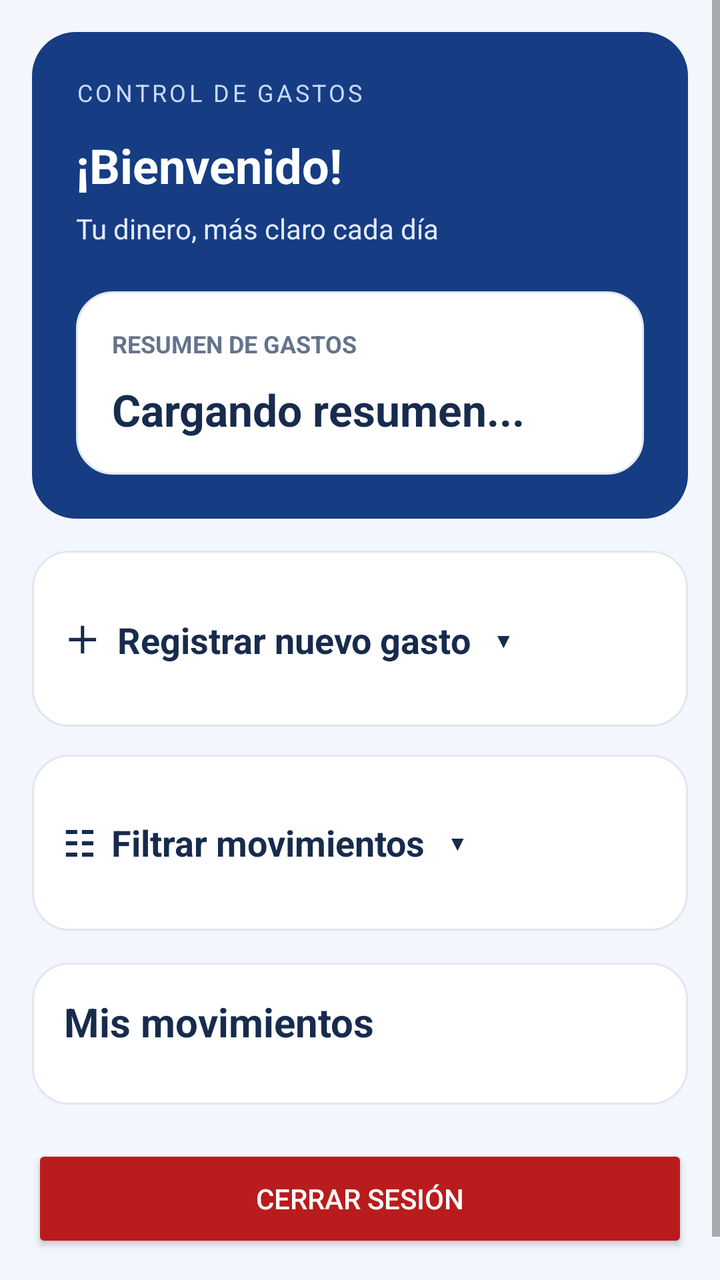
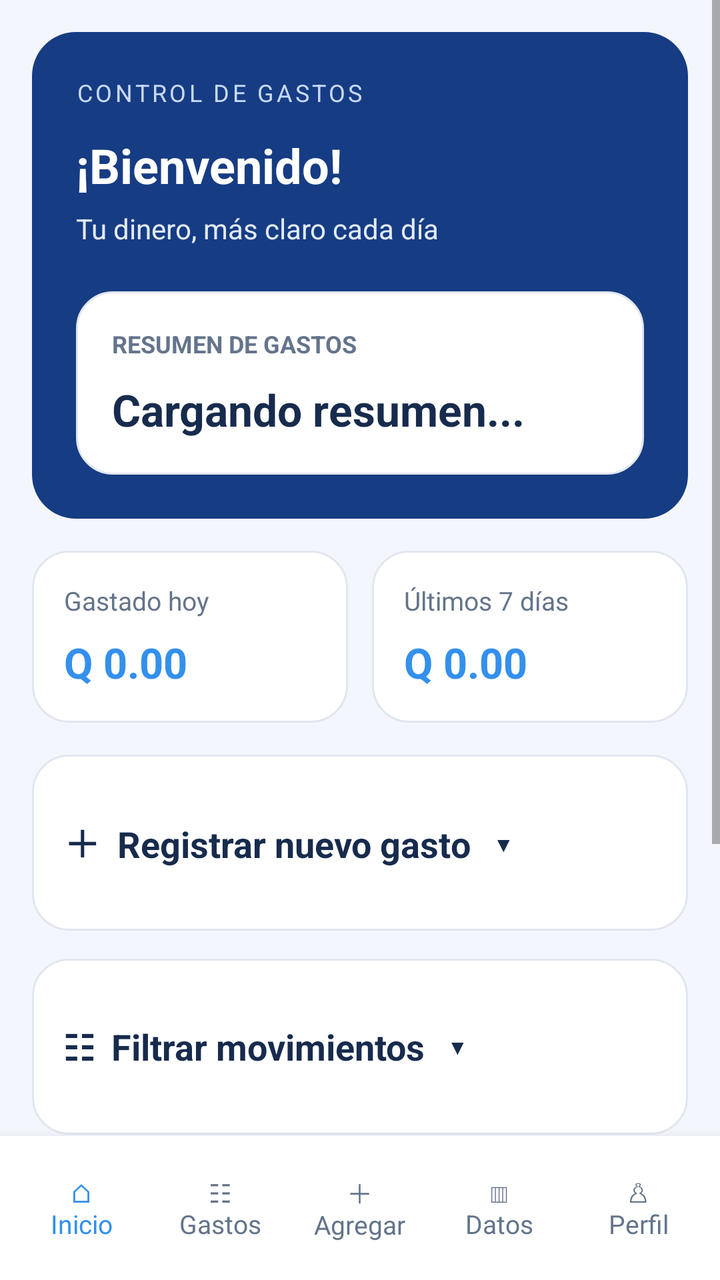

Compare the two renders of this Android layout. The source of the first and the diff that turns it into the second are given below.
<!-- AndroidManifest.xml: activity theme Theme.ControlGastos -->
<!-- res/layout/activity_main.xml -->
<?xml version="1.0" encoding="utf-8"?>
<ScrollView xmlns:android="http://schemas.android.com/apk/res/android"
    android:id="@+id/main"
    android:layout_width="match_parent"
    android:layout_height="match_parent"
    android:background="@color/finance_background"
    android:fillViewport="true">

    <LinearLayout
        android:layout_width="match_parent"
        android:layout_height="wrap_content"
        android:orientation="vertical"
        android:padding="16dp">

        <LinearLayout
            android:layout_width="match_parent"
            android:layout_height="wrap_content"
            android:background="@drawable/bg_panel_azul"
            android:orientation="vertical"
            android:padding="22dp">

            <TextView
                android:layout_width="match_parent"
                android:layout_height="wrap_content"
                android:letterSpacing="0.12"
                android:text="CONTROL DE GASTOS"
                android:textColor="#C7D9FF"
                android:textSize="12sp" />

            <TextView
                android:id="@+id/tvSaludoUsuario"
                android:layout_width="match_parent"
                android:layout_height="wrap_content"
                android:layout_marginTop="12dp"
                android:text="¡Bienvenido!"
                android:textColor="#FFFFFF"
                android:textSize="24sp"
                android:textStyle="bold" />

            <TextView
                android:layout_width="match_parent"
                android:layout_height="wrap_content"
                android:layout_marginTop="6dp"
                android:text="Tu dinero, más claro cada día"
                android:textColor="#E2EAFF"
                android:textSize="14sp" />

            <LinearLayout
                android:layout_width="match_parent"
                android:layout_height="wrap_content"
                android:layout_marginTop="22dp"
                android:background="@drawable/bg_tarjeta_gasto"
                android:orientation="vertical"
                android:padding="18dp">

                <TextView
                    android:layout_width="match_parent"
                    android:layout_height="wrap_content"
                    android:text="RESUMEN DE GASTOS"
                    android:textColor="@color/finance_secondary_text"
                    android:textSize="12sp"
                    android:textStyle="bold" />

                <TextView
                    android:id="@+id/tvResumen"
                    android:textColor="@color/finance_text"
                    android:layout_width="match_parent"
                    android:layout_height="wrap_content"
                    android:layout_marginTop="10dp"
                    android:text="Cargando resumen..."
                    android:textSize="22sp"
                    android:textStyle="bold" />
            </LinearLayout>
        </LinearLayout>

        
        <LinearLayout
            android:layout_width="match_parent"
            android:layout_height="wrap_content"
            android:layout_marginTop="16dp"
            android:background="@drawable/bg_tarjeta_gasto"
            android:orientation="vertical"
            android:padding="16dp">

            <TextView
                android:id="@+id/tvToggleRegistro"
                android:layout_width="match_parent"
                android:layout_height="56dp"
                android:gravity="center_vertical"
                android:clickable="true"
                android:focusable="true"
                android:contentDescription="Abrir o cerrar el formulario para registrar un gasto"
                android:text="＋  Registrar nuevo gasto   ▾"
                android:textColor="@color/finance_text"
                android:textSize="18sp"
                android:textStyle="bold" />

            <LinearLayout
                android:id="@+id/contenidoRegistro"
                android:layout_width="match_parent"
                android:layout_height="wrap_content"
                android:orientation="vertical"
                android:visibility="gone">

                <TextView
                    android:layout_width="match_parent"
                    android:layout_height="wrap_content"
                    android:layout_marginTop="10dp"
                    android:text="Descripción"
                    android:textColor="@color/finance_text"
                    android:textStyle="bold" />

                <EditText
                    android:id="@+id/etDescripcion"
                    android:textColor="@color/finance_text"
                    android:textColorHint="@color/finance_secondary_text"
                    android:layout_width="match_parent"
                    android:layout_height="52dp"
                    android:layout_marginTop="8dp"
                    android:background="@drawable/bg_campo_login"
                    android:hint="Ej. Almuerzo, transporte..."
                    android:inputType="textCapSentences"
                    android:paddingHorizontal="14dp"
                    android:singleLine="true" />

                <TextView
                    android:layout_width="match_parent"
                    android:layout_height="wrap_content"
                    android:layout_marginTop="16dp"
                    android:text="Monto (Q)"
                    android:textColor="#334155"
                    android:textStyle="bold" />

                <EditText
                    android:id="@+id/etMonto"
                    android:textColor="@color/finance_text"
                    android:textColorHint="@color/finance_secondary_text"
                    android:layout_width="match_parent"
                    android:layout_height="52dp"
                    android:layout_marginTop="8dp"
                    android:background="@drawable/bg_campo_login"
                    android:hint="0.00"
                    android:inputType="numberDecimal"
                    android:paddingHorizontal="14dp" />

                <TextView
                    android:layout_width="match_parent"
                    android:layout_height="wrap_content"
                    android:layout_marginTop="16dp"
                    android:text="Categoría"
                    android:textColor="#334155"
                    android:textStyle="bold" />

                <Spinner
                    android:id="@+id/spCategoria"
                    android:layout_width="match_parent"
                    android:layout_height="52dp"
                    android:layout_marginTop="8dp"
                    android:background="@drawable/bg_campo_login"
                    android:paddingHorizontal="12dp" />

                <Button
                    android:id="@+id/btnGuardar"
                    android:layout_width="match_parent"
                    android:layout_height="54dp"
                    android:layout_marginTop="22dp"
                    android:backgroundTint="#2563EB"
                    android:text="GUARDAR GASTO"
                    android:textColor="#FFFFFF" />
            </LinearLayout>
        </LinearLayout>

        
        <LinearLayout
            android:layout_width="match_parent"
            android:layout_height="wrap_content"
            android:layout_marginTop="14dp"
            android:background="@drawable/bg_tarjeta_gasto"
            android:orientation="vertical"
            android:padding="16dp">

            <TextView
                android:id="@+id/tvToggleFiltros"
                android:layout_width="match_parent"
                android:layout_height="56dp"
                android:gravity="center_vertical"
                android:clickable="true"
                android:focusable="true"
                android:contentDescription="Abrir o cerrar los filtros de movimientos"
                android:text="☷  Filtrar movimientos   ▾"
                android:textColor="@color/finance_text"
                android:textSize="18sp"
                android:textStyle="bold" />

            <LinearLayout
                android:id="@+id/contenidoFiltros"
                android:layout_width="match_parent"
                android:layout_height="wrap_content"
                android:orientation="vertical"
                android:visibility="gone">

                <TextView
                    android:layout_width="match_parent"
                    android:layout_height="wrap_content"
                    android:layout_marginTop="10dp"
                    android:text="Categoría"
                    android:textColor="#334155" />

                <Spinner
                    android:id="@+id/spFiltroCategoria"
                    android:layout_width="match_parent"
                    android:layout_height="52dp"
                    android:layout_marginTop="8dp"
                    android:background="@drawable/bg_campo_login"
                    android:contentDescription="Filtrar gastos por categoría"
                    android:paddingHorizontal="12dp" />

                <TextView
                    android:layout_width="match_parent"
                    android:layout_height="wrap_content"
                    android:layout_marginTop="16dp"
                    android:text="Fecha"
                    android:textColor="#334155" />

                <EditText
                    android:id="@+id/etFiltroFecha"
                    android:textColor="@color/finance_text"
                    android:textColorHint="@color/finance_secondary_text"
                    android:layout_width="match_parent"
                    android:layout_height="52dp"
                    android:layout_marginTop="8dp"
                    android:background="@drawable/bg_campo_login"
                    android:hint="AAAA-MM-DD"
                    android:inputType="date"
                    android:paddingHorizontal="14dp"
                    android:singleLine="true" />

                <LinearLayout
                    android:layout_width="match_parent"
                    android:layout_height="wrap_content"
                    android:layout_marginTop="16dp"
                    android:orientation="horizontal">

                    <Button
                        android:id="@+id/btnFiltrar"
                        android:layout_width="0dp"
                        android:layout_height="52dp"
                        android:layout_weight="1"
                        android:layout_marginEnd="8dp"
                        android:backgroundTint="#2563EB"
                        android:text="FILTRAR"
                        android:textColor="#FFFFFF" />

                    <Button
                        android:id="@+id/btnMostrarTodos"
                        android:layout_width="0dp"
                        android:layout_height="52dp"
                        android:layout_weight="1"
                        android:backgroundTint="#64748B"
                        android:text="VER TODOS"
                        android:textColor="#FFFFFF" />
                </LinearLayout>
            </LinearLayout>
        </LinearLayout>

        

        
        <LinearLayout
            android:layout_width="match_parent"
            android:layout_height="wrap_content"
            android:layout_marginTop="16dp"
            android:background="@drawable/bg_tarjeta_gasto"
            android:orientation="vertical"
            android:padding="16dp">

            <TextView
                android:layout_width="match_parent"
                android:layout_height="wrap_content"
                android:text="Mis movimientos"
                android:textColor="@color/finance_text"
                android:textSize="20sp"
                android:textStyle="bold" />

            <androidx.recyclerview.widget.RecyclerView
                android:id="@+id/rvGastos"
                android:layout_width="match_parent"
                android:layout_height="wrap_content"
                android:layout_marginTop="12dp"
                android:nestedScrollingEnabled="false" />
        </LinearLayout>

        <Button
            android:id="@+id/btnCerrarSesion"
            android:layout_width="match_parent"
            android:layout_height="54dp"
            android:layout_marginTop="20dp"
            android:layout_marginBottom="20dp"
            android:backgroundTint="#B91C1C"
            android:text="CERRAR SESIÓN"
            android:textColor="#FFFFFF" />
    </LinearLayout>
</ScrollView>
<!-- resources referenced by this layout -->
<resources>
  <color name="finance_background">#F3F6FC</color>
  <color name="finance_secondary_text">#64748B</color>
  <color name="finance_text">#172B4D</color>
  <!-- drawable bg_campo_login (drawable) -->
  <?xml version="1.0" encoding="utf-8"?>
  <shape xmlns:android="http://schemas.android.com/apk/res/android"
      android:shape="rectangle">
  
      <solid android:color="@color/finance_surface" />
  
      <corners android:radius="12dp" />
  
      <stroke
          android:width="1dp"
          android:color="@color/finance_border" />
  
  </shape>
  <!-- drawable bg_panel_azul (drawable) -->
  <?xml version="1.0" encoding="utf-8"?>
  <shape xmlns:android="http://schemas.android.com/apk/res/android" android:shape="rectangle">
      <solid android:color="#163C83" />
      <corners android:radius="22dp" />
  </shape>
  <!-- drawable bg_tarjeta_gasto (drawable) -->
  <?xml version="1.0" encoding="utf-8"?>
  <shape xmlns:android="http://schemas.android.com/apk/res/android"
      android:shape="rectangle">
  
      <solid android:color="@color/finance_surface" />
  
      <corners android:radius="18dp" />
  
      <stroke
          android:width="1dp"
          android:color="@color/finance_border" />
  
  </shape>
  <style name="Theme.ControlGastos" parent="Theme.AppCompat.DayNight.NoActionBar" />
  <color name="finance_surface">#FFFFFF</color>
  <color name="finance_border">#E1E7F0</color>
</resources>

<!-- the commit's change to res/layout/activity_main.xml (unified diff, before → after) -->
@@ -1,12 +1,20 @@
 <?xml version="1.0" encoding="utf-8"?>
-<ScrollView xmlns:android="http://schemas.android.com/apk/res/android"
-    android:id="@+id/main"
-    android:layout_width="match_parent"
-    android:layout_height="match_parent"
-    android:background="@color/finance_background"
-    android:fillViewport="true">
-
     <LinearLayout
+        xmlns:android="http://schemas.android.com/apk/res/android"
+        android:layout_width="match_parent"
+        android:layout_height="match_parent"
+        android:orientation="vertical"
+        android:background="@color/finance_background">
+
+        <ScrollView
+            android:id="@+id/main"
+            android:layout_width="match_parent"
+            android:layout_height="0dp"
+            android:layout_weight="1"
+            android:fillViewport="true">
+
+
+        <LinearLayout
         android:layout_width="match_parent"
         android:layout_height="wrap_content"
         android:orientation="vertical"
@@ -16,6 +24,7 @@
             android:layout_width="match_parent"
             android:layout_height="wrap_content"
             android:background="@drawable/bg_panel_azul"
+            android:id="@+id/seccionInicio"
             android:orientation="vertical"
             android:padding="22dp">
 
@@ -70,11 +79,88 @@
                     android:text="Cargando resumen..."
                     android:textSize="22sp"
                     android:textStyle="bold" />
+
             </LinearLayout>
         </LinearLayout>
 
         
         <LinearLayout
+            android:id="@+id/seccionResumenInicio"
+            android:layout_width="match_parent"
+            android:layout_height="wrap_content"
+            android:orientation="vertical"
+            android:layout_marginTop="16dp">
+
+            <LinearLayout
+                android:layout_width="match_parent"
+                android:layout_height="wrap_content"
+                android:orientation="horizontal">
+
+                
+                <LinearLayout
+                    android:layout_width="0dp"
+                    android:layout_height="wrap_content"
+                    android:layout_weight="1"
+                    android:layout_marginEnd="6dp"
+                    android:background="@drawable/bg_tarjeta_gasto"
+                    android:orientation="vertical"
+                    android:padding="16dp">
+
+                    <TextView
+                        android:layout_width="match_parent"
+                        android:layout_height="wrap_content"
+                        android:text="Gastado hoy"
+                        android:textColor="@color/finance_secondary_text"
+                        android:textSize="13sp" />
+
+                    <TextView
+                        android:id="@+id/tvGastosHoy"
+                        android:layout_width="match_parent"
+                        android:layout_height="wrap_content"
+                        android:layout_marginTop="8dp"
+                        android:text="Q 0.00"
+                        android:textColor="@color/finance_primary"
+                        android:textSize="21sp"
+                        android:textStyle="bold" />
+
+                </LinearLayout>
+
+                
+                <LinearLayout
+                    android:layout_width="0dp"
+                    android:layout_height="wrap_content"
+                    android:layout_weight="1"
+                    android:layout_marginStart="6dp"
+                    android:background="@drawable/bg_tarjeta_gasto"
+                    android:orientation="vertical"
+                    android:padding="16dp">
+
+                    <TextView
+                        android:layout_width="match_parent"
+                        android:layout_height="wrap_content"
+                        android:text="Últimos 7 días"
+                        android:textColor="@color/finance_secondary_text"
+                        android:textSize="13sp" />
+
+                    <TextView
+                        android:id="@+id/tvGastosSemana"
+                        android:layout_width="match_parent"
+                        android:layout_height="wrap_content"
+                        android:layout_marginTop="8dp"
+                        android:text="Q 0.00"
+                        android:textColor="@color/finance_primary"
+                        android:textSize="21sp"
+                        android:textStyle="bold" />
+
+                </LinearLayout>
+
+            </LinearLayout>
+
+        </LinearLayout>
+
+        
+        <LinearLayout
+            android:id="@+id/seccionAgregar"
             android:layout_width="match_parent"
             android:layout_height="wrap_content"
             android:layout_marginTop="16dp"
@@ -172,6 +258,7 @@
 
         
         <LinearLayout
+            android:id="@+id/seccionFiltros"
             android:layout_width="match_parent"
             android:layout_height="wrap_content"
             android:layout_marginTop="14dp"
@@ -264,9 +351,63 @@
         </LinearLayout>
 
         
+            
+            <LinearLayout
+                android:id="@+id/seccionDatos"
+                android:layout_width="match_parent"
+                android:layout_height="wrap_content"
+                android:orientation="vertical"
+                android:padding="16dp"
+                android:visibility="gone">
+
+                <TextView
+                    android:layout_width="match_parent"
+                    android:layout_height="wrap_content"
+                    android:text="Estadísticas de gastos"
+                    android:textColor="@color/finance_text"
+                    android:textSize="24sp"
+                    android:textStyle="bold"
+                    android:layout_marginBottom="16dp" />
+
+                <LinearLayout
+                    android:layout_width="match_parent"
+                    android:layout_height="wrap_content"
+                    android:orientation="vertical"
+                    android:background="@drawable/bg_tarjeta_gasto"
+                    android:padding="20dp">
+
+                    <TextView
+                        android:layout_width="match_parent"
+                        android:layout_height="wrap_content"
+                        android:text="Gastos de los últimos 7 días"
+                        android:textColor="@color/finance_secondary_text"
+                        android:textSize="14sp" />
+
+                    <TextView
+                        android:id="@+id/tvTotalSemanal"
+                        android:layout_width="match_parent"
+                        android:layout_height="wrap_content"
+                        android:text="Q 0.00"
+                        android:textColor="@color/finance_primary"
+                        android:textSize="28sp"
+                        android:textStyle="bold"
+                        android:layout_marginTop="8dp" />
+
+                    <LinearLayout
+                        android:id="@+id/contenedorGrafica"
+                        android:layout_width="match_parent"
+                        android:layout_height="220dp"
+                        android:orientation="horizontal"
+                        android:gravity="bottom"
+                        android:layout_marginTop="20dp" />
+
+                </LinearLayout>
+
+            </LinearLayout>
 
         
         <LinearLayout
+            android:id="@+id/seccionMovimientos"
             android:layout_width="match_parent"
             android:layout_height="wrap_content"
             android:layout_marginTop="16dp"
@@ -300,4 +441,80 @@
             android:text="CERRAR SESIÓN"
             android:textColor="#FFFFFF" />
     </LinearLayout>
-</ScrollView>
+
+        </ScrollView>
+
+        
+        <LinearLayout
+            android:id="@+id/barraNavegacion"
+            android:layout_width="match_parent"
+            android:layout_height="72dp"
+            android:orientation="horizontal"
+            android:gravity="center"
+            android:paddingHorizontal="6dp"
+            android:background="@color/finance_surface"
+            android:elevation="8dp">
+
+            <TextView
+                android:id="@+id/navInicio"
+                android:layout_width="0dp"
+                android:layout_height="match_parent"
+                android:layout_weight="1"
+                android:gravity="center"
+                android:text="⌂&#10;Inicio"
+                android:textColor="@color/finance_primary"
+                android:textSize="13sp"
+                android:clickable="true"
+                android:focusable="true" />
+
+            <TextView
+                android:id="@+id/navGastos"
+                android:layout_width="0dp"
+                android:layout_height="match_parent"
+                android:layout_weight="1"
+                android:gravity="center"
+                android:text="☷&#10;Gastos"
+                android:textColor="@color/finance_secondary_text"
+                android:textSize="13sp"
+                android:clickable="true"
+                android:focusable="true" />
+
+            <TextView
+                android:id="@+id/navAgregar"
+                android:layout_width="0dp"
+                android:layout_height="match_parent"
+                android:layout_weight="1"
+                android:gravity="center"
+                android:text="＋&#10;Agregar"
+                android:textColor="@color/finance_secondary_text"
+                android:textSize="13sp"
+                android:clickable="true"
+                android:focusable="true" />
+
+            <TextView
+                android:id="@+id/navDatos"
+                android:layout_width="0dp"
+                android:layout_height="match_parent"
+                android:layout_weight="1"
+                android:gravity="center"
+                android:text="▥&#10;Datos"
+                android:textColor="@color/finance_secondary_text"
+                android:textSize="13sp"
+                android:clickable="true"
+                android:focusable="true" />
+
+            <TextView
+                android:id="@+id/navPerfil"
+                android:layout_width="0dp"
+                android:layout_height="match_parent"
+                android:layout_weight="1"
+                android:gravity="center"
+                android:text="♙&#10;Perfil"
+                android:textColor="@color/finance_secondary_text"
+                android:textSize="13sp"
+                android:clickable="true"
+                android:focusable="true" />
+
+        </LinearLayout>
+
+    </LinearLayout>
<!-- resource entries referenced after the edit -->
@@ -1,6 +1,7 @@
 <!-- resources referenced by this layout -->
 <resources>
   <color name="finance_background">#F3F6FC</color>
+  <color name="finance_primary">#3390EC</color>
   <color name="finance_secondary_text">#64748B</color>
   <color name="finance_text">#172B4D</color>
   <!-- drawable bg_campo_login (drawable) -->
